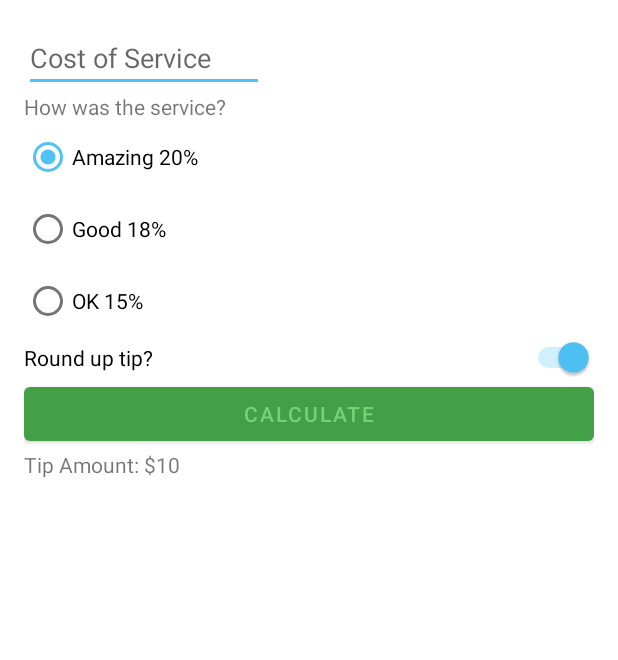
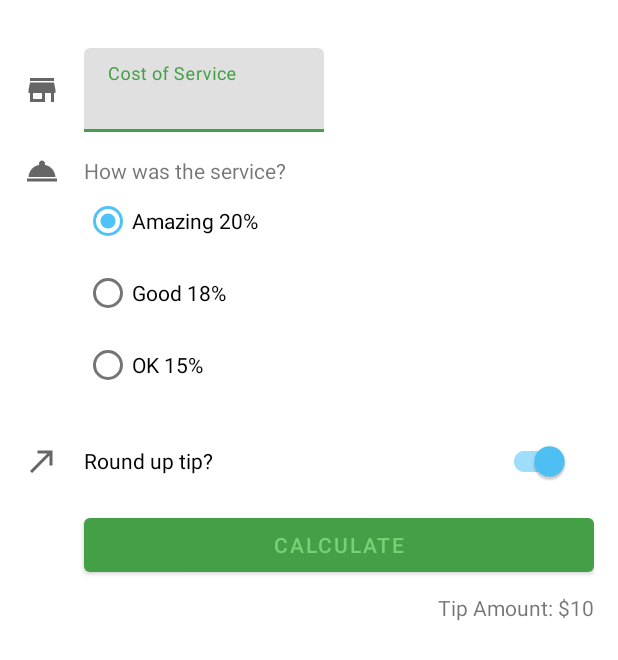
Before and after one commit to yennerx/Google03TipTime, an Android app: the layout activity_main.xml on its own in the app's theme, with its tools: preview values and no code run, on a phone screen of 412 x 824 dp. Shown: the top 660 px of the screen. Run offline under Robolectric (Android 15) with nearby library versions, the phone set to English and light mode, and no system bars.

Commit message:
Se agregaron iconos XML a la interfaz de usuario, reacomodando el resto de elementos para que encajen

```diff
--- a/app/build.gradle
+++ b/app/build.gradle
@@ -15,6 +15,13 @@ android {
         versionName "1.0"
 
         testInstrumentationRunner "androidx.test.runner.AndroidJUnitRunner"
+
+        /**Solución de retrocompatibilidad de elementos de diseño vectoriales
+         * Para ofrecer compatibilidad con elementos de diseño vectoriales y elementos de diseño vectoriales animados en dispositivos que ejecutan versiones de plataforma anteriores a Android 5.0
+         * https://developer.android.com/guide/topics/graphics/vector-drawable-resources#vector-drawables-backward-solution
+         * Se agrega este código para compatibilidad explicada en el enlace de arriba ↑
+         * */
+        vectorDrawables.useSupportLibrary = true
     }
 
     buildTypes {
@@ -30,7 +37,7 @@ android {
     kotlinOptions {
         jvmTarget = '1.8'
     }
-/**
+/**HACER ESTE CÓDIGO PARA "Enlace de vista"
  * Open the app's build.gradle file ( Gradle Scripts > build.gradle (Module: Tip_Time.app) )
  * In the android section, add the following lines:
 */
--- a/app/src/main/java/com/yhx/google_03_tip_time/MainActivity.kt
+++ b/app/src/main/java/com/yhx/google_03_tip_time/MainActivity.kt
@@ -22,7 +22,7 @@ class MainActivity : AppCompatActivity() {
     }
 
     private fun calculateTip(){
-        val stringInTextField = binding.costOfService.text.toString() //you can convert an Editable to a String by calling toString() on it.
+        val stringInTextField = binding.costOfServiceEditText.text.toString() //you can convert an Editable to a String by calling toString() on it.
         val cost = stringInTextField.toDoubleOrNull() //toDouble() needs to be called on a String --- Calling toDouble() on a string that is empty or a string that doesn't represent a valid decimal number doesn't work. Fortunately Kotlin also provides a method called toDoubleOrNull() which handles these problems. It returns a decimal number if it can, or it returns null if there's a problem.
         //The return instruction means exit the method without executing the rest of the instructions. If the method needed to return a value, you would specify it with a return instruction with an expression.
         if (cost == null || cost == 0.0){
--- /dev/null
+++ b/app/src/main/res/drawable/ic_round_up.xml
@@ -0,0 +1,10 @@
+<vector xmlns:android="http://schemas.android.com/apk/res/android"
+    android:width="24dp"
+    android:height="24dp"
+    android:viewportWidth="24"
+    android:viewportHeight="24"
+    android:tint="?attr/colorControlNormal">
+  <path
+      android:fillColor="@android:color/white"
+      android:pathData="M9,5v2h6.59L4,18.59 5.41,20 17,8.41V15h2V5z"/>
+</vector>
--- /dev/null
+++ b/app/src/main/res/drawable/ic_service.xml
@@ -0,0 +1,10 @@
+<vector xmlns:android="http://schemas.android.com/apk/res/android"
+    android:width="24dp"
+    android:height="24dp"
+    android:viewportWidth="24"
+    android:viewportHeight="24"
+    android:tint="?attr/colorControlNormal">
+  <path
+      android:fillColor="@android:color/white"
+      android:pathData="M2,17h20v2L2,19zM13.84,7.79c0.1,-0.24 0.16,-0.51 0.16,-0.79 0,-1.1 -0.9,-2 -2,-2s-2,0.9 -2,2c0,0.28 0.06,0.55 0.16,0.79C6.25,8.6 3.27,11.93 3,16h18c-0.27,-4.07 -3.25,-7.4 -7.16,-8.21z"/>
+</vector>
--- /dev/null
+++ b/app/src/main/res/drawable/ic_store.xml
@@ -0,0 +1,10 @@
+<vector xmlns:android="http://schemas.android.com/apk/res/android"
+    android:width="24dp"
+    android:height="24dp"
+    android:viewportWidth="24"
+    android:viewportHeight="24"
+    android:tint="?attr/colorControlNormal">
+  <path
+      android:fillColor="@android:color/white"
+      android:pathData="M20,4L4,4v2h16L20,4zM21,14v-2l-1,-5L4,7l-1,5v2h1v6h10v-6h4v6h2v-6h1zM12,18L6,18v-4h6v4z"/>
+</vector>
--- a/app/src/main/res/layout/activity_main.xml
+++ b/app/src/main/res/layout/activity_main.xml
@@ -7,30 +7,61 @@
     android:padding="16dp"
     tools:context=".MainActivity">
 
-    <EditText
+    <ImageView
+        android:id="@+id/icon_cost_of_service"
+        android:layout_width="wrap_content"
+        android:layout_height="wrap_content"
+        android:importantForAccessibility="no"
+        app:srcCompat="@drawable/ic_store"
+        app:layout_constraintStart_toStartOf="parent"
+        app:layout_constraintTop_toTopOf="@id/cost_of_service"
+        app:layout_constraintBottom_toBottomOf="@id/cost_of_service"/>
+
+    <com.google.android.material.textfield.TextInputLayout
         android:id="@+id/cost_of_service"
         android:layout_width="160dp"
         android:layout_height="wrap_content"
-        android:autofillHints=""
         android:hint="@string/cost_of_service"
-        android:inputType="numberDecimal"
+        android:layout_margin="16dp"
+        app:layout_constraintStart_toEndOf="@+id/icon_cost_of_service"
+        app:layout_constraintTop_toTopOf="parent"
+        >
+
+        <com.google.android.material.textfield.TextInputEditText
+            android:id="@+id/cost_of_service_edit_text"
+            android:layout_width="match_parent"
+            android:layout_height="wrap_content"
+            android:inputType="numberDecimal"
+            />
+
+    </com.google.android.material.textfield.TextInputLayout>
+
+    <ImageView
+        android:id="@+id/icon_service_question"
+        android:layout_width="wrap_content"
+        android:layout_height="wrap_content"
+        android:importantForAccessibility="no"
+        app:srcCompat="@drawable/ic_service"
         app:layout_constraintStart_toStartOf="parent"
-        app:layout_constraintTop_toTopOf="parent" />
+        app:layout_constraintTop_toTopOf="@id/service_question"
+        app:layout_constraintBottom_toBottomOf="@id/service_question"/>
 
     <TextView
         android:id="@+id/service_question"
         android:layout_width="wrap_content"
         android:layout_height="wrap_content"
         android:text="@string/how_was_the_service"
-        app:layout_constraintStart_toStartOf="parent"
-        app:layout_constraintTop_toBottomOf="@id/cost_of_service" />
+        android:layout_marginTop="16dp"
+        app:layout_constraintStart_toStartOf="@id/cost_of_service"
+        app:layout_constraintTop_toBottomOf="@id/cost_of_service"
+        tools:layout_editor_absoluteY="61dp" />
 
     <RadioGroup
         android:id="@+id/tip_options"
         android:layout_width="wrap_content"
         android:layout_height="wrap_content"
         android:checkedButton="@id/option_twenty_percent"
-        app:layout_constraintStart_toStartOf="parent"
+        app:layout_constraintStart_toStartOf="@id/service_question"
         app:layout_constraintTop_toBottomOf="@id/service_question"> <!--Establece una opción preseleccionada-->
 
         <RadioButton
@@ -52,14 +83,25 @@
             android:text="@string/ok_15" />
     </RadioGroup>
 
-    <Switch
+    <ImageView
+        android:id="@+id/icon_round_up"
+        android:layout_width="wrap_content"
+        android:layout_height="wrap_content"
+        android:importantForAccessibility="no"
+        app:srcCompat="@drawable/ic_round_up"
+        app:layout_constraintStart_toStartOf="parent"
+        app:layout_constraintTop_toTopOf="@id/round_up_switch"
+        app:layout_constraintBottom_toBottomOf="@id/round_up_switch"/>
+
+    <com.google.android.material.switchmaterial.SwitchMaterial
         android:id="@+id/round_up_switch"
         android:layout_width="0dp"
         android:layout_height="wrap_content"
         android:checked="true"
         android:text="@string/round_up_tip"
+        android:layout_margin="16dp"
         app:layout_constraintEnd_toEndOf="parent"
-        app:layout_constraintStart_toStartOf="parent"
+        app:layout_constraintStart_toEndOf="@id/icon_round_up"
         app:layout_constraintTop_toBottomOf="@id/tip_options" />
 
     <Button
@@ -67,16 +109,18 @@
         android:layout_width="0dp"
         android:layout_height="wrap_content"
         android:text="@string/calculate"
+        android:layout_marginTop="8dp"
         app:layout_constraintEnd_toEndOf="parent"
-        app:layout_constraintStart_toStartOf="parent"
+        app:layout_constraintStart_toStartOf="@id/round_up_switch"
         app:layout_constraintTop_toBottomOf="@id/round_up_switch" />
 
     <TextView
         android:id="@+id/tip_result"
         android:layout_width="wrap_content"
         android:layout_height="wrap_content"
+        android:layout_marginTop="8dp"
         tools:text="Tip Amount: $10"
-        app:layout_constraintStart_toStartOf="parent"
+        app:layout_constraintEnd_toEndOf="parent"
         app:layout_constraintTop_toBottomOf="@id/calculate_button" />
 
 
```
